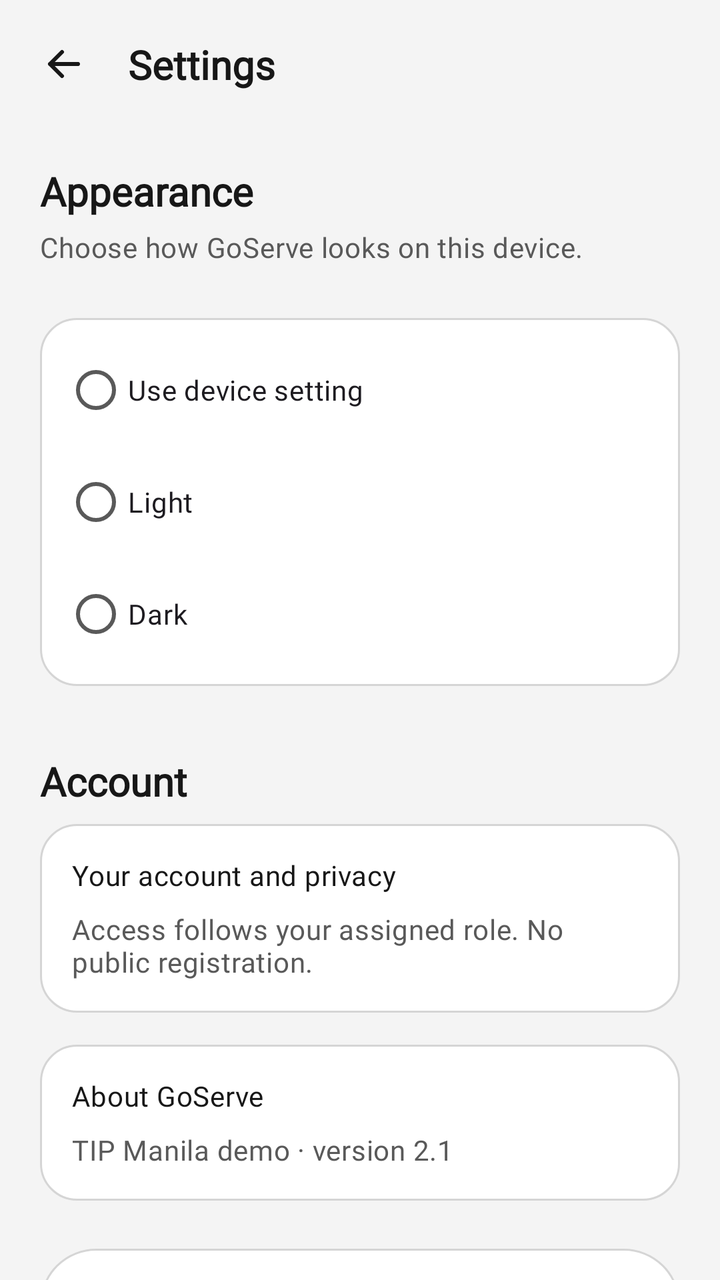
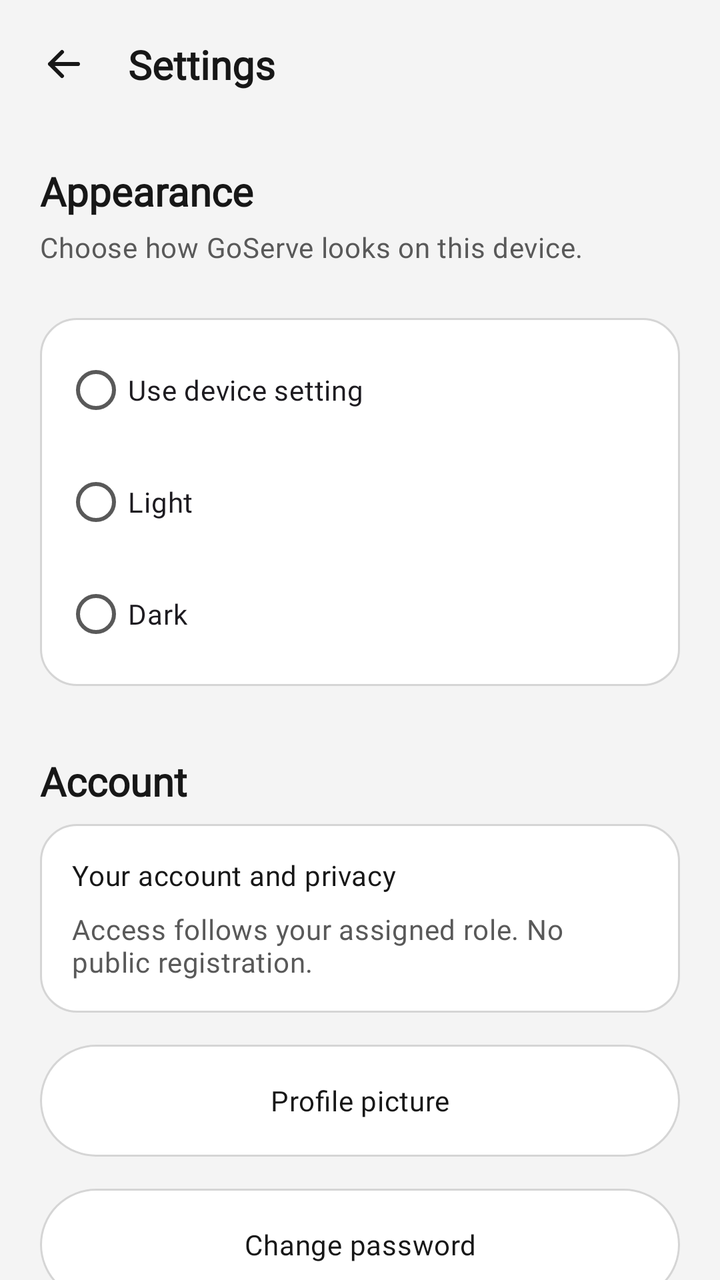

Compare the two renders of this Android layout. The source of the first and the diff that turns it into the second are given below.
<!-- AndroidManifest.xml: application theme Theme.GoServe -->
<!-- res/layout/fragment_more.xml -->
<?xml version="1.0" encoding="utf-8"?>
<androidx.constraintlayout.widget.ConstraintLayout xmlns:android="http://schemas.android.com/apk/res/android" xmlns:app="http://schemas.android.com/apk/res-auto" android:layout_width="match_parent" android:layout_height="match_parent" android:background="@color/gs_background">
    <androidx.constraintlayout.widget.ConstraintLayout android:id="@+id/toolbar" android:layout_width="0dp" android:layout_height="wrap_content" android:minHeight="@dimen/gs_toolbar_height" app:layout_constraintStart_toStartOf="parent" app:layout_constraintEnd_toEndOf="parent" app:layout_constraintTop_toTopOf="parent">
        <ImageButton android:id="@+id/backButton" style="@style/Widget.GoServe.IconButton" android:layout_width="48dp" android:layout_height="48dp" android:layout_marginStart="8dp" android:layout_marginTop="8dp" android:layout_marginBottom="8dp" android:src="@drawable/ic_back" android:contentDescription="@string/back" app:layout_constraintStart_toStartOf="parent" app:layout_constraintTop_toTopOf="parent" app:layout_constraintBottom_toBottomOf="parent" />
        <TextView android:layout_width="0dp" android:layout_height="wrap_content" android:layout_marginStart="8dp" android:layout_marginEnd="20dp" android:layout_marginTop="16dp" android:layout_marginBottom="16dp" android:text="@string/settings" android:textAppearance="@style/TextAppearance.GoServe.Heading.Toolbar" app:layout_constraintStart_toEndOf="@id/backButton" app:layout_constraintEnd_toEndOf="parent" app:layout_constraintTop_toTopOf="parent" app:layout_constraintBottom_toBottomOf="parent" />
    </androidx.constraintlayout.widget.ConstraintLayout>
    <androidx.core.widget.NestedScrollView android:layout_width="0dp" android:layout_height="0dp" android:fillViewport="true" android:clipToPadding="false" app:layout_constraintStart_toStartOf="parent" app:layout_constraintEnd_toEndOf="parent" app:layout_constraintTop_toBottomOf="@id/toolbar" app:layout_constraintBottom_toBottomOf="parent">
        <androidx.constraintlayout.widget.ConstraintLayout android:layout_width="match_parent" android:layout_height="wrap_content" android:paddingStart="@dimen/gs_content_margin" android:paddingEnd="@dimen/gs_content_margin" android:paddingTop="18dp" android:paddingBottom="24dp">
            <TextView android:id="@+id/appearanceTitle" android:layout_width="0dp" android:layout_height="wrap_content" android:text="@string/appearance" android:textAppearance="@style/TextAppearance.GoServe.Heading.Section" app:layout_constraintStart_toStartOf="parent" app:layout_constraintEnd_toEndOf="parent" app:layout_constraintTop_toTopOf="parent" />
            <TextView android:id="@+id/appearanceBody" android:layout_width="0dp" android:layout_height="wrap_content" android:layout_marginTop="5dp" android:text="@string/appearance_subtitle" android:textAppearance="@style/TextAppearance.GoServe.Body.Secondary" app:layout_constraintStart_toStartOf="parent" app:layout_constraintEnd_toEndOf="parent" app:layout_constraintTop_toBottomOf="@id/appearanceTitle" />
            <RadioGroup android:id="@+id/themeGroup" android:layout_width="0dp" android:layout_height="wrap_content" android:layout_marginTop="26dp" android:background="@drawable/bg_card" android:orientation="vertical" android:padding="12dp" app:layout_constraintStart_toStartOf="parent" app:layout_constraintEnd_toEndOf="parent" app:layout_constraintTop_toBottomOf="@id/appearanceBody">
                <RadioButton android:id="@+id/radioSystem" android:layout_width="match_parent" android:layout_height="wrap_content" android:minHeight="48dp" android:paddingTop="10dp" android:paddingBottom="10dp" android:paddingEnd="8dp" android:text="@string/theme_system" android:textAppearance="@style/TextAppearance.GoServe.Label" android:buttonTint="@color/gs_primary" />
                <RadioButton android:id="@+id/radioLight" android:layout_width="match_parent" android:layout_height="wrap_content" android:layout_marginTop="8dp" android:minHeight="48dp" android:paddingTop="10dp" android:paddingBottom="10dp" android:paddingEnd="8dp" android:text="@string/theme_light" android:textAppearance="@style/TextAppearance.GoServe.Label" android:buttonTint="@color/gs_primary" />
                <RadioButton android:id="@+id/radioDark" android:layout_width="match_parent" android:layout_height="wrap_content" android:layout_marginTop="8dp" android:minHeight="48dp" android:paddingTop="10dp" android:paddingBottom="10dp" android:paddingEnd="8dp" android:text="@string/theme_dark" android:textAppearance="@style/TextAppearance.GoServe.Label" android:buttonTint="@color/gs_primary" />
            </RadioGroup>
            <TextView android:id="@+id/accountTitle" android:layout_width="0dp" android:layout_height="wrap_content" android:layout_marginTop="34dp" android:text="@string/account" android:textAppearance="@style/TextAppearance.GoServe.Heading.Section" app:layout_constraintStart_toStartOf="parent" app:layout_constraintEnd_toEndOf="parent" app:layout_constraintTop_toBottomOf="@id/themeGroup" />
            <androidx.constraintlayout.widget.ConstraintLayout android:id="@+id/accountCard" android:layout_width="0dp" android:layout_height="wrap_content" android:layout_marginTop="8dp" android:background="@drawable/bg_card" android:padding="16dp" app:layout_constraintStart_toStartOf="parent" app:layout_constraintEnd_toEndOf="parent" app:layout_constraintTop_toBottomOf="@id/accountTitle">
                <TextView android:id="@+id/accountLabel" android:layout_width="0dp" android:layout_height="wrap_content" android:text="@string/account_privacy" android:textAppearance="@style/TextAppearance.GoServe.Label" app:layout_constraintStart_toStartOf="parent" app:layout_constraintEnd_toEndOf="parent" app:layout_constraintTop_toTopOf="parent" />
                <TextView android:id="@+id/accountText" android:layout_width="0dp" android:layout_height="wrap_content" android:layout_marginTop="8dp" android:text="@string/account_privacy_body" android:textAppearance="@style/TextAppearance.GoServe.Body.Secondary" app:layout_constraintStart_toStartOf="parent" app:layout_constraintEnd_toEndOf="parent" app:layout_constraintTop_toBottomOf="@id/accountLabel" app:layout_constraintBottom_toBottomOf="parent" />
            </androidx.constraintlayout.widget.ConstraintLayout>
            <androidx.constraintlayout.widget.ConstraintLayout android:id="@+id/aboutCard" android:layout_width="0dp" android:layout_height="wrap_content" android:layout_marginTop="16dp" android:background="@drawable/bg_card" android:padding="16dp" app:layout_constraintStart_toStartOf="parent" app:layout_constraintEnd_toEndOf="parent" app:layout_constraintTop_toBottomOf="@id/accountCard">
                <TextView android:id="@+id/aboutLabel" android:layout_width="0dp" android:layout_height="wrap_content" android:text="@string/about_goserve" android:textAppearance="@style/TextAppearance.GoServe.Label" app:layout_constraintStart_toStartOf="parent" app:layout_constraintEnd_toEndOf="parent" app:layout_constraintTop_toTopOf="parent" />
                <TextView android:layout_width="0dp" android:layout_height="wrap_content" android:layout_marginTop="8dp" android:text="@string/about_version" android:textAppearance="@style/TextAppearance.GoServe.Body.Secondary" app:layout_constraintStart_toStartOf="parent" app:layout_constraintEnd_toEndOf="parent" app:layout_constraintTop_toBottomOf="@id/aboutLabel" app:layout_constraintBottom_toBottomOf="parent" />
            </androidx.constraintlayout.widget.ConstraintLayout>
            <com.google.android.material.button.MaterialButton android:id="@+id/signOutButton" style="@style/Widget.GoServe.Button.Outlined" android:layout_width="0dp" android:layout_height="wrap_content" android:layout_marginTop="24dp" android:text="@string/sign_out" app:layout_constraintStart_toStartOf="parent" app:layout_constraintEnd_toEndOf="parent" app:layout_constraintTop_toBottomOf="@id/aboutCard" app:layout_constraintBottom_toBottomOf="parent" app:layout_constraintVertical_bias="0" />
        </androidx.constraintlayout.widget.ConstraintLayout>
    </androidx.core.widget.NestedScrollView>
</androidx.constraintlayout.widget.ConstraintLayout>
<!-- resources referenced by this layout -->
<resources>
  <color name="gs_background">#F4F4F4</color>
  <color name="gs_primary">#171717</color>
  <dimen name="gs_content_margin">20dp</dimen>
  <dimen name="gs_toolbar_height">64dp</dimen>
  <!-- drawable bg_card (drawable) -->
  <?xml version="1.0" encoding="utf-8"?>
  <shape xmlns:android="http://schemas.android.com/apk/res/android">
      <solid android:color="@color/gs_surface" />
      <stroke android:width="1dp" android:color="@color/gs_border" />
      <corners android:radius="18dp" />
  </shape>
  <string name="about_goserve">About GoServe</string>
  <string name="about_version">TIP Manila demo · version 2.1</string>
  <string name="account">Account</string>
  <string name="account_privacy">Your account and privacy</string>
  <string name="account_privacy_body">Access follows your assigned role. No public registration.</string>
  <string name="appearance">Appearance</string>
  <string name="appearance_subtitle">Choose how GoServe looks on this device.</string>
  <string name="back">Back</string>
  <string name="settings">Settings</string>
  <string name="sign_out">Sign out</string>
  <string name="theme_dark">Dark</string>
  <string name="theme_light">Light</string>
  <string name="theme_system">Use device setting</string>
  <style name="TextAppearance.GoServe.Body.Secondary" parent="Base.TextAppearance.GoServe.Body.Secondary" />
  <style name="TextAppearance.GoServe.Heading.Section" parent="Base.TextAppearance.GoServe.Heading.Section" />
  <style name="TextAppearance.GoServe.Heading.Toolbar" parent="Base.TextAppearance.GoServe.Heading.Toolbar" />
  <style name="TextAppearance.GoServe.Label" parent="Base.TextAppearance.GoServe.Label" />
  <style name="Widget.GoServe.Button.Outlined" parent="Widget.GoServe.Button">
          <item name="android:textColor">@color/gs_text</item>
          <item name="backgroundTint">@color/gs_surface</item>
          <item name="strokeColor">@color/gs_border</item>
          <item name="strokeWidth">1dp</item>
      </style>
  <style name="Widget.GoServe.IconButton" parent="Widget.AppCompat.ImageButton">
          <item name="android:background">?attr/selectableItemBackgroundBorderless</item>
          <item name="android:minHeight">48dp</item>
          <item name="android:minWidth">48dp</item>
          <item name="android:padding">12dp</item>
          <item name="android:tint">@color/gs_text</item>
      </style>
  <style name="Theme.GoServe" parent="Base.Theme.GoServe" />
  <color name="gs_surface">#FFFFFF</color>
  <color name="gs_border">#D5D5D5</color>
  <color name="gs_text">#171717</color>
  <style name="Base.TextAppearance.GoServe.Heading.Section" parent="TextAppearance.GoServe.Heading">
          <item name="android:textSize">20sp</item>
          <item name="lineHeight">28sp</item>
      </style>
  <style name="Base.TextAppearance.GoServe.Heading.Toolbar" parent="TextAppearance.GoServe.Heading">
          <item name="android:textSize">20sp</item>
          <item name="lineHeight">28sp</item>
      </style>
  <style name="TextAppearance.GoServe.Body" parent="Base.TextAppearance.GoServe.Body" />
  <color name="gs_secondary">#595959</color>
  <style name="TextAppearance.GoServe.Heading" parent="Base.TextAppearance.GoServe.Heading" />
  <color name="gs_on_primary">#FFFFFF</color>
  <color name="gs_muted">#EBEBEB</color>
  <color name="gs_error">#A42622</color>
  <!-- unchanged entries left out for length: 7 -->
</resources>

<!-- the commit's change to res/layout/fragment_more.xml (unified diff, before → after) -->
@@ -18,7 +18,14 @@
                 <TextView android:id="@+id/accountLabel" android:layout_width="0dp" android:layout_height="wrap_content" android:text="@string/account_privacy" android:textAppearance="@style/TextAppearance.GoServe.Label" app:layout_constraintStart_toStartOf="parent" app:layout_constraintEnd_toEndOf="parent" app:layout_constraintTop_toTopOf="parent" />
                 <TextView android:id="@+id/accountText" android:layout_width="0dp" android:layout_height="wrap_content" android:layout_marginTop="8dp" android:text="@string/account_privacy_body" android:textAppearance="@style/TextAppearance.GoServe.Body.Secondary" app:layout_constraintStart_toStartOf="parent" app:layout_constraintEnd_toEndOf="parent" app:layout_constraintTop_toBottomOf="@id/accountLabel" app:layout_constraintBottom_toBottomOf="parent" />
             </androidx.constraintlayout.widget.ConstraintLayout>
-            <androidx.constraintlayout.widget.ConstraintLayout android:id="@+id/aboutCard" android:layout_width="0dp" android:layout_height="wrap_content" android:layout_marginTop="16dp" android:background="@drawable/bg_card" android:padding="16dp" app:layout_constraintStart_toStartOf="parent" app:layout_constraintEnd_toEndOf="parent" app:layout_constraintTop_toBottomOf="@id/accountCard">
+            <com.google.android.material.button.MaterialButton android:id="@+id/profilePhotoButton" style="@style/Widget.GoServe.Button.Outlined" android:layout_width="0dp" android:layout_height="wrap_content" android:layout_marginTop="16dp" android:text="@string/profile_photo_title" app:layout_constraintStart_toStartOf="parent" app:layout_constraintEnd_toEndOf="parent" app:layout_constraintTop_toBottomOf="@id/accountCard" />
+            <com.google.android.material.button.MaterialButton android:id="@+id/changePasswordButton" style="@style/Widget.GoServe.Button.Outlined" android:layout_width="0dp" android:layout_height="wrap_content" android:layout_marginTop="16dp" android:text="@string/password_change_title" app:layout_constraintStart_toStartOf="parent" app:layout_constraintEnd_toEndOf="parent" app:layout_constraintTop_toBottomOf="@id/profilePhotoButton" />
+            <com.google.android.material.button.MaterialButton android:id="@+id/viewTermsButton" style="@style/Widget.GoServe.Button.Outlined" android:layout_width="0dp" android:layout_height="wrap_content" android:layout_marginTop="16dp" android:text="@string/account_terms_title" app:layout_constraintStart_toStartOf="parent" app:layout_constraintEnd_toEndOf="parent" app:layout_constraintTop_toBottomOf="@id/changePasswordButton" />
+            <com.google.android.material.button.MaterialButton android:id="@+id/notificationSettingsButton" style="@style/Widget.GoServe.Button.Outlined" android:layout_width="0dp" android:layout_height="wrap_content" android:layout_marginTop="16dp" android:text="@string/workspace_notifications" app:layout_constraintStart_toStartOf="parent" app:layout_constraintEnd_toEndOf="parent" app:layout_constraintTop_toBottomOf="@id/viewTermsButton" />
+            <com.google.android.material.button.MaterialButton android:id="@+id/seryoSettingsButton" style="@style/Widget.GoServe.Button.Outlined" android:layout_width="0dp" android:layout_height="wrap_content" android:layout_marginTop="16dp" android:text="@string/settings_seryo" app:layout_constraintStart_toStartOf="parent" app:layout_constraintEnd_toEndOf="parent" app:layout_constraintTop_toBottomOf="@id/notificationSettingsButton" />
+            <com.google.android.material.button.MaterialButton android:id="@+id/seryoPrivacyButton" style="@style/Widget.GoServe.Button.Outlined" android:layout_width="0dp" android:layout_height="wrap_content" android:layout_marginTop="16dp" android:text="@string/settings_seryo_privacy" app:layout_constraintStart_toStartOf="parent" app:layout_constraintEnd_toEndOf="parent" app:layout_constraintTop_toBottomOf="@id/seryoSettingsButton" />
+            <com.google.android.material.button.MaterialButton android:id="@+id/seryoHelpButton" style="@style/Widget.GoServe.Button.Outlined" android:layout_width="0dp" android:layout_height="wrap_content" android:layout_marginTop="16dp" android:text="@string/settings_seryo_help" app:layout_constraintStart_toStartOf="parent" app:layout_constraintEnd_toEndOf="parent" app:layout_constraintTop_toBottomOf="@id/seryoPrivacyButton" />
+            <androidx.constraintlayout.widget.ConstraintLayout android:id="@+id/aboutCard" android:layout_width="0dp" android:layout_height="wrap_content" android:layout_marginTop="16dp" android:background="@drawable/bg_card" android:padding="16dp" app:layout_constraintStart_toStartOf="parent" app:layout_constraintEnd_toEndOf="parent" app:layout_constraintTop_toBottomOf="@id/seryoHelpButton">
                 <TextView android:id="@+id/aboutLabel" android:layout_width="0dp" android:layout_height="wrap_content" android:text="@string/about_goserve" android:textAppearance="@style/TextAppearance.GoServe.Label" app:layout_constraintStart_toStartOf="parent" app:layout_constraintEnd_toEndOf="parent" app:layout_constraintTop_toTopOf="parent" />
                 <TextView android:layout_width="0dp" android:layout_height="wrap_content" android:layout_marginTop="8dp" android:text="@string/about_version" android:textAppearance="@style/TextAppearance.GoServe.Body.Secondary" app:layout_constraintStart_toStartOf="parent" app:layout_constraintEnd_toEndOf="parent" app:layout_constraintTop_toBottomOf="@id/aboutLabel" app:layout_constraintBottom_toBottomOf="parent" />
             </androidx.constraintlayout.widget.ConstraintLayout>
<!-- resource entries referenced after the edit -->
@@ -16,14 +16,21 @@
   <string name="account">Account</string>
   <string name="account_privacy">Your account and privacy</string>
   <string name="account_privacy_body">Access follows your assigned role. No public registration.</string>
+  <string name="account_terms_title">Terms and Conditions</string>
   <string name="appearance">Appearance</string>
   <string name="appearance_subtitle">Choose how GoServe looks on this device.</string>
   <string name="back">Back</string>
+  <string name="password_change_title">Change password</string>
+  <string name="profile_photo_title">Profile picture</string>
   <string name="settings">Settings</string>
+  <string name="settings_seryo">Seryo settings</string>
+  <string name="settings_seryo_help">Seryo help</string>
+  <string name="settings_seryo_privacy">Seryo privacy and consent</string>
   <string name="sign_out">Sign out</string>
   <string name="theme_dark">Dark</string>
   <string name="theme_light">Light</string>
   <string name="theme_system">Use device setting</string>
+  <string name="workspace_notifications">Notifications</string>
   <style name="TextAppearance.GoServe.Body.Secondary" parent="Base.TextAppearance.GoServe.Body.Secondary" />
   <style name="TextAppearance.GoServe.Heading.Section" parent="Base.TextAppearance.GoServe.Heading.Section" />
   <style name="TextAppearance.GoServe.Heading.Toolbar" parent="Base.TextAppearance.GoServe.Heading.Toolbar" />
@@ -39,7 +46,7 @@
           <item name="android:minHeight">48dp</item>
           <item name="android:minWidth">48dp</item>
           <item name="android:padding">12dp</item>
-          <item name="android:tint">@color/gs_text</item>
+          <item name="tint">@color/gs_text</item>
       </style>
   <style name="Theme.GoServe" parent="Base.Theme.GoServe" />
   <color name="gs_surface">#FFFFFF</color>
